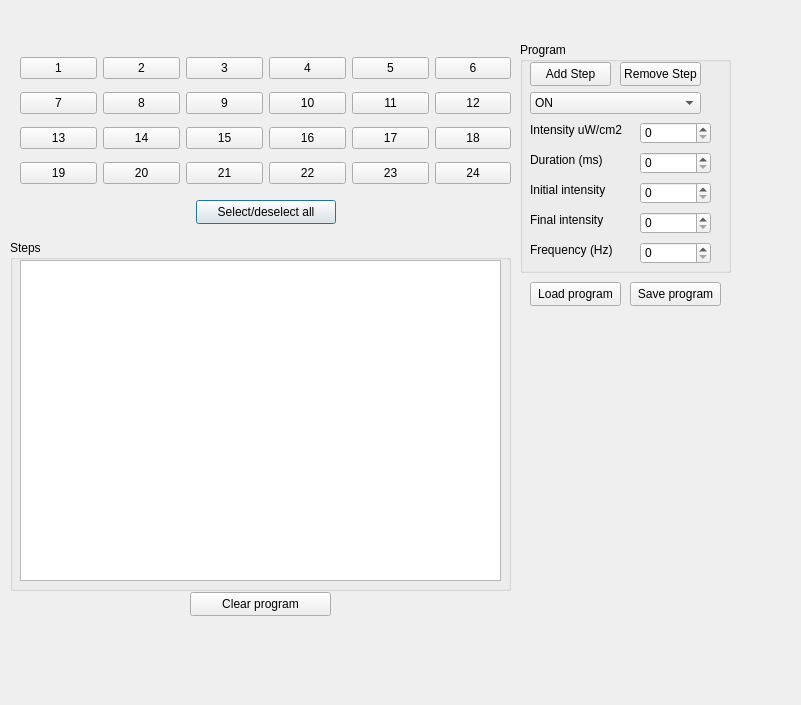
Qt form webui/programmer.ui (morphogenetic2/plateilluminator) before a commit.
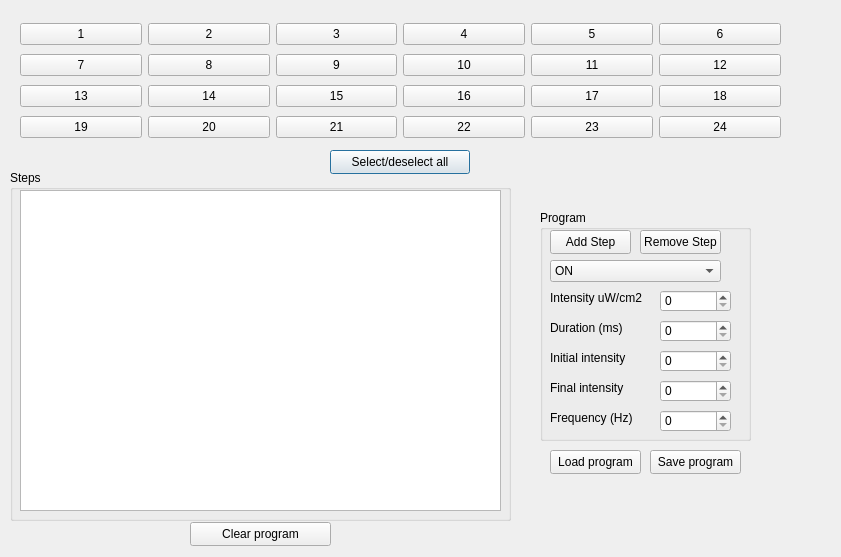
The same form after that commit.

Diff of the .ui file:
```diff
--- a/webui/programmer.ui
+++ b/webui/programmer.ui
@@ -6,8 +6,8 @@
    <rect>
     <x>0</x>
     <y>0</y>
-    <width>801</width>
-    <height>705</height>
+    <width>841</width>
+    <height>557</height>
    </rect>
   </property>
   <property name="windowTitle">
@@ -16,8 +16,8 @@
   <widget class="QPushButton" name="select_deselect">
    <property name="geometry">
     <rect>
-     <x>196</x>
-     <y>200</y>
+     <x>330</x>
+     <y>150</y>
      <width>140</width>
      <height>24</height>
     </rect>
@@ -29,8 +29,8 @@
   <widget class="QGroupBox" name="groupBox">
    <property name="geometry">
     <rect>
-     <x>520</x>
-     <y>42</y>
+     <x>540</x>
+     <y>210</y>
      <width>211</width>
      <height>231</height>
     </rect>
@@ -261,9 +261,9 @@
    <property name="geometry">
     <rect>
      <x>20</x>
-     <y>50</y>
-     <width>491</width>
-     <height>141</height>
+     <y>20</y>
+     <width>761</width>
+     <height>121</height>
     </rect>
    </property>
    <layout class="QGridLayout" name="wellPlateGrid">
@@ -450,7 +450,7 @@
    <property name="geometry">
     <rect>
      <x>10</x>
-     <y>240</y>
+     <y>170</y>
      <width>501</width>
      <height>351</height>
     </rect>
@@ -472,8 +472,8 @@
   <widget class="QPushButton" name="saveProgram">
    <property name="geometry">
     <rect>
-     <x>630</x>
-     <y>282</y>
+     <x>650</x>
+     <y>450</y>
      <width>91</width>
      <height>24</height>
     </rect>
@@ -489,7 +489,7 @@
    <property name="geometry">
     <rect>
      <x>190</x>
-     <y>592</y>
+     <y>522</y>
      <width>141</width>
      <height>24</height>
     </rect>
@@ -501,8 +501,8 @@
   <widget class="QPushButton" name="loadProgram">
    <property name="geometry">
     <rect>
-     <x>530</x>
-     <y>282</y>
+     <x>550</x>
+     <y>450</y>
      <width>91</width>
      <height>24</height>
     </rect>
```
